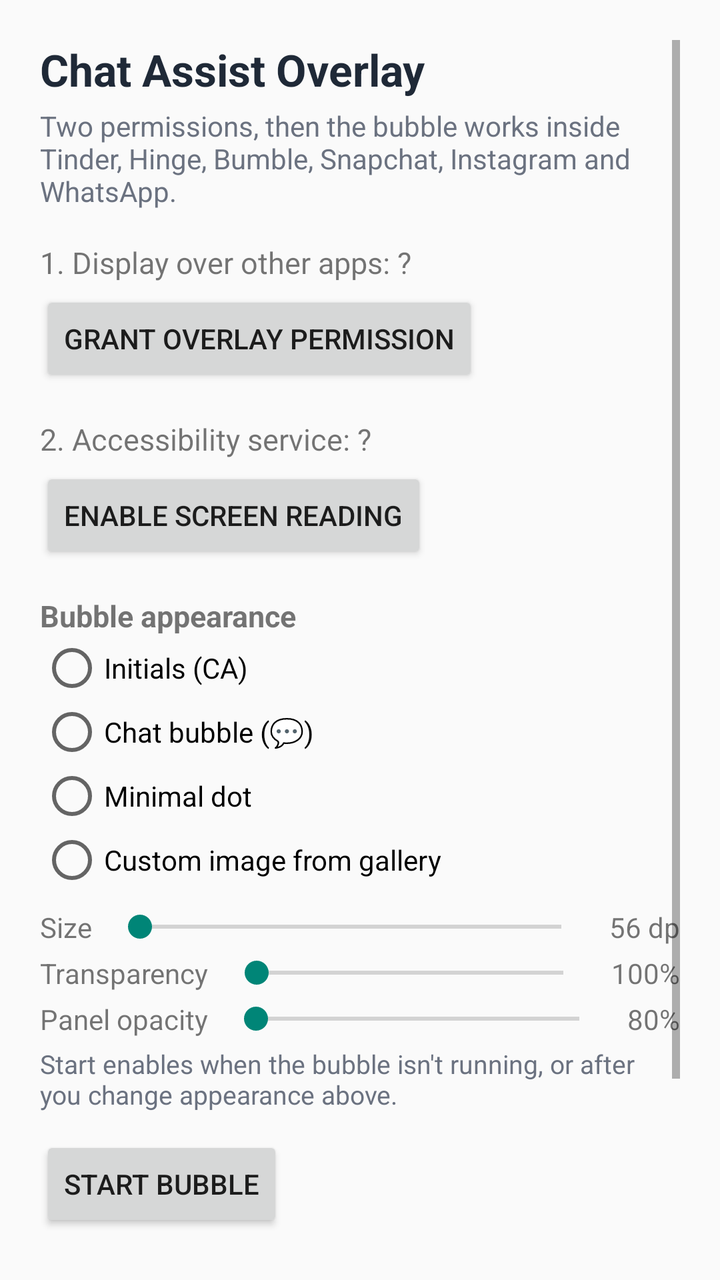
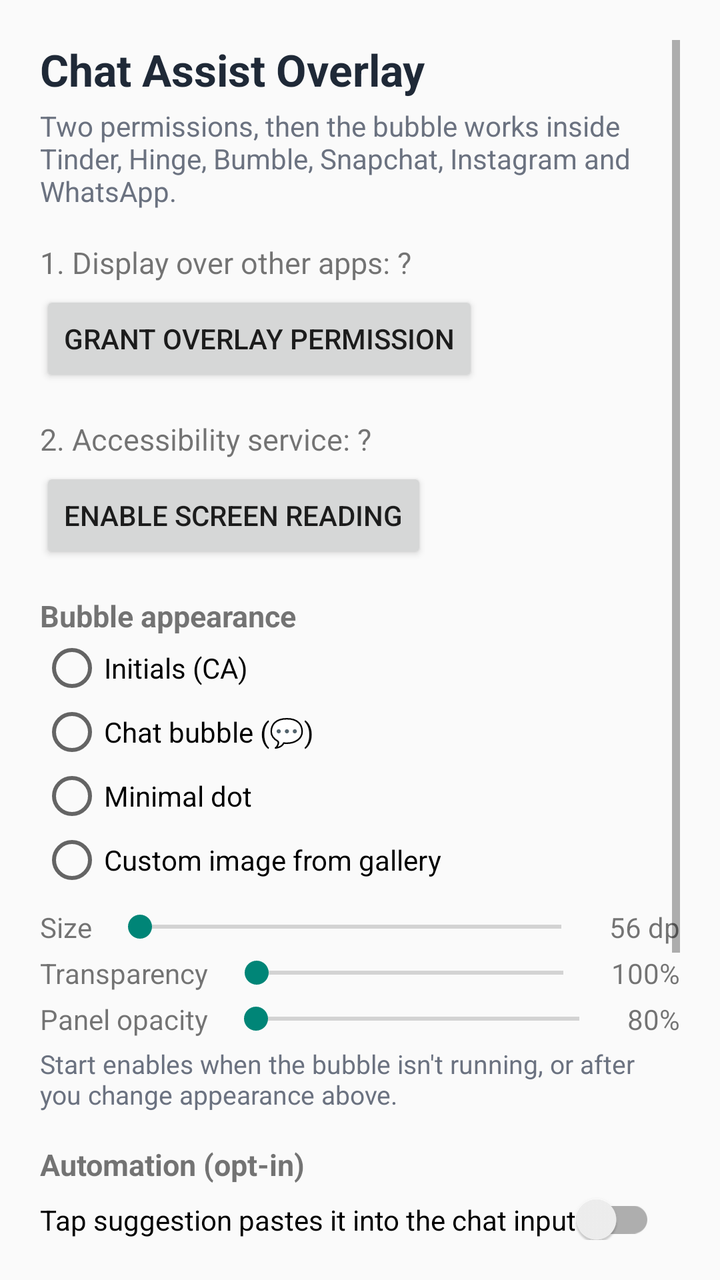

Screens rendered from an Android XML layout before and after an edit, with the pre-edit source and the edit as a unified diff.
<!-- AndroidManifest.xml: application theme Theme.ChatAssist -->
<!-- res/layout/activity_main.xml -->
<?xml version="1.0" encoding="utf-8"?>
<ScrollView xmlns:android="http://schemas.android.com/apk/res/android"
    android:layout_width="match_parent"
    android:layout_height="match_parent"
    android:padding="20dp">

    <LinearLayout
        android:layout_width="match_parent"
        android:layout_height="wrap_content"
        android:orientation="vertical">

        <TextView
            android:layout_width="wrap_content"
            android:layout_height="wrap_content"
            android:text="Chat Assist Overlay"
            android:textColor="@color/ink"
            android:textSize="22sp"
            android:textStyle="bold" />

        <TextView
            android:layout_width="wrap_content"
            android:layout_height="wrap_content"
            android:layout_marginTop="4dp"
            android:text="Two permissions, then the bubble works inside Tinder, Hinge, Bumble, Snapchat, Instagram and WhatsApp."
            android:textColor="#6B7280"
            android:textSize="14sp" />

        <TextView
            android:id="@+id/statusOverlay"
            android:layout_width="wrap_content"
            android:layout_height="wrap_content"
            android:layout_marginTop="16dp"
            android:text="1. Display over other apps: ?"
            android:textSize="15sp" />

        <Button
            android:id="@+id/btnOverlay"
            android:layout_width="wrap_content"
            android:layout_height="wrap_content"
            android:layout_marginTop="4dp"
            android:text="Grant overlay permission" />

        <TextView
            android:id="@+id/statusA11y"
            android:layout_width="wrap_content"
            android:layout_height="wrap_content"
            android:layout_marginTop="16dp"
            android:text="2. Accessibility service: ?"
            android:textSize="15sp" />

        <Button
            android:id="@+id/btnA11y"
            android:layout_width="wrap_content"
            android:layout_height="wrap_content"
            android:layout_marginTop="4dp"
            android:text="Enable screen reading" />

        <TextView
            android:layout_width="wrap_content"
            android:layout_height="wrap_content"
            android:layout_marginTop="16dp"
            android:text="Bubble appearance"
            android:textSize="15sp"
            android:textStyle="bold" />

        <RadioGroup
            android:id="@+id/iconGroup"
            android:layout_width="match_parent"
            android:layout_height="wrap_content"
            android:orientation="vertical">

            <RadioButton
                android:id="@+id/radioInitials"
                android:layout_width="wrap_content"
                android:layout_height="wrap_content"
                android:text="Initials (CA)" />

            <RadioButton
                android:id="@+id/radioChat"
                android:layout_width="wrap_content"
                android:layout_height="wrap_content"
                android:text="Chat bubble (💬)" />

            <RadioButton
                android:id="@+id/radioDot"
                android:layout_width="wrap_content"
                android:layout_height="wrap_content"
                android:text="Minimal dot" />

            <RadioButton
                android:id="@+id/radioCustom"
                android:layout_width="wrap_content"
                android:layout_height="wrap_content"
                android:text="Custom image from gallery" />
        </RadioGroup>

        <LinearLayout
            android:layout_width="match_parent"
            android:layout_height="wrap_content"
            android:layout_marginTop="8dp"
            android:gravity="center_vertical"
            android:orientation="horizontal">

            <TextView
                android:layout_width="wrap_content"
                android:layout_height="wrap_content"
                android:text="Size"
                android:textSize="14sp" />

            <SeekBar
                android:id="@+id/sizeSeek"
                android:layout_width="0dp"
                android:layout_height="wrap_content"
                android:layout_marginStart="8dp"
                android:layout_weight="1" />

            <TextView
                android:id="@+id/sizeValue"
                android:layout_width="wrap_content"
                android:layout_height="wrap_content"
                android:layout_marginStart="8dp"
                android:text="56 dp"
                android:textSize="14sp" />
        </LinearLayout>

        <LinearLayout
            android:layout_width="match_parent"
            android:layout_height="wrap_content"
            android:layout_marginTop="4dp"
            android:gravity="center_vertical"
            android:orientation="horizontal">

            <TextView
                android:layout_width="wrap_content"
                android:layout_height="wrap_content"
                android:text="Transparency"
                android:textSize="14sp" />

            <SeekBar
                android:id="@+id/alphaSeek"
                android:layout_width="0dp"
                android:layout_height="wrap_content"
                android:layout_marginStart="8dp"
                android:layout_weight="1" />

            <TextView
                android:id="@+id/alphaValue"
                android:layout_width="wrap_content"
                android:layout_height="wrap_content"
                android:layout_marginStart="8dp"
                android:text="100%"
                android:textSize="14sp" />
        </LinearLayout>

        <LinearLayout
            android:layout_width="match_parent"
            android:layout_height="wrap_content"
            android:layout_marginTop="4dp"
            android:gravity="center_vertical"
            android:orientation="horizontal">

            <TextView
                android:layout_width="wrap_content"
                android:layout_height="wrap_content"
                android:text="Panel opacity"
                android:textSize="14sp" />

            <SeekBar
                android:id="@+id/panelAlphaSeek"
                android:layout_width="0dp"
                android:layout_height="wrap_content"
                android:layout_marginStart="8dp"
                android:layout_weight="1" />

            <TextView
                android:id="@+id/panelAlphaValue"
                android:layout_width="wrap_content"
                android:layout_height="wrap_content"
                android:layout_marginStart="8dp"
                android:text="80%"
                android:textSize="14sp" />
        </LinearLayout>

        <TextView
            android:layout_width="wrap_content"
            android:layout_height="wrap_content"
            android:layout_marginTop="4dp"
            android:text="Start enables when the bubble isn't running, or after you change appearance above."
            android:textColor="#6B7280"
            android:textSize="13sp" />

        <Button
            android:id="@+id/btnStart"
            android:layout_width="wrap_content"
            android:layout_height="wrap_content"
            android:layout_marginTop="12dp"
            android:text="Start bubble" />

        <Button
            android:id="@+id/btnTest"
            android:layout_width="wrap_content"
            android:layout_height="wrap_content"
            android:layout_marginTop="8dp"
            android:text="Send test suggestion request" />

        <TextView
            android:id="@+id/testResult"
            android:layout_width="wrap_content"
            android:layout_height="wrap_content"
            android:layout_marginTop="8dp"
            android:text=""
            android:textSize="14sp" />

        <TextView
            android:id="@+id/versionFooter"
            android:layout_width="wrap_content"
            android:layout_height="wrap_content"
            android:layout_gravity="center_horizontal"
            android:layout_marginTop="24dp"
            android:textColor="#9CA3AF"
            android:textSize="12sp" />
    </LinearLayout>
</ScrollView>
<!-- resources referenced by this layout -->
<resources>
  <color name="ink">#1F2937</color>
  <style name="Theme.ChatAssist" parent="Theme.AppCompat.Light.NoActionBar">
          <item name="colorPrimary">@color/brand</item>
          <item name="colorPrimaryDark">@color/brand_dark</item>
          <item name="android:windowBackground">@color/paper</item>
      </style>
  <color name="brand">#DB2777</color>
  <color name="brand_dark">#9D174D</color>
  <color name="paper">#FAFAFA</color>
</resources>

<!-- the commit's change to res/layout/activity_main.xml (unified diff, before → after) -->
@@ -186,6 +186,30 @@
             android:layout_height="wrap_content"
             android:layout_marginTop="4dp"
             android:text="Start enables when the bubble isn't running, or after you change appearance above."
+            android:textColor="#6B7280"
+            android:textSize="13sp" />
+
+        <TextView
+            android:layout_width="wrap_content"
+            android:layout_height="wrap_content"
+            android:layout_marginTop="16dp"
+            android:text="Automation (opt-in)"
+            android:textSize="15sp"
+            android:textStyle="bold" />
+
+        <androidx.appcompat.widget.SwitchCompat
+            android:id="@+id/autoPasteSwitch"
+            android:layout_width="wrap_content"
+            android:layout_height="wrap_content"
+            android:layout_marginTop="4dp"
+            android:text="Tap suggestion pastes it into the chat input"
+            android:textSize="14sp" />
+
+        <TextView
+            android:layout_width="wrap_content"
+            android:layout_height="wrap_content"
+            android:layout_marginTop="2dp"
+            android:text="You always press send yourself. Off = tap copies to clipboard."
             android:textColor="#6B7280"
             android:textSize="13sp" />
 
